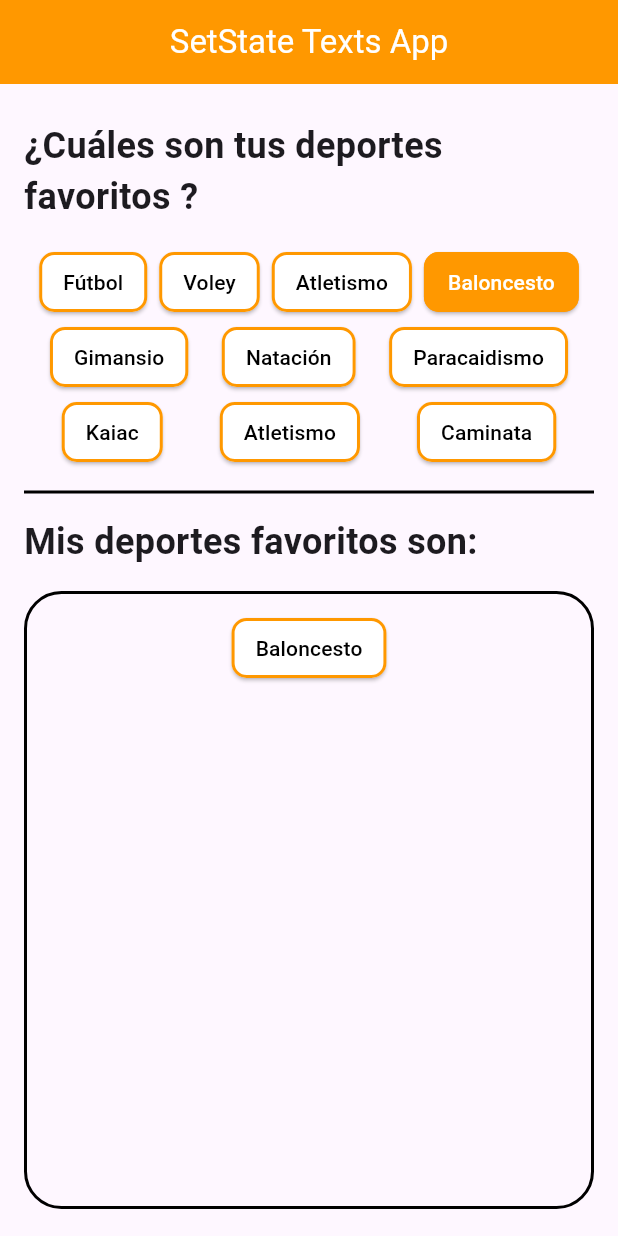
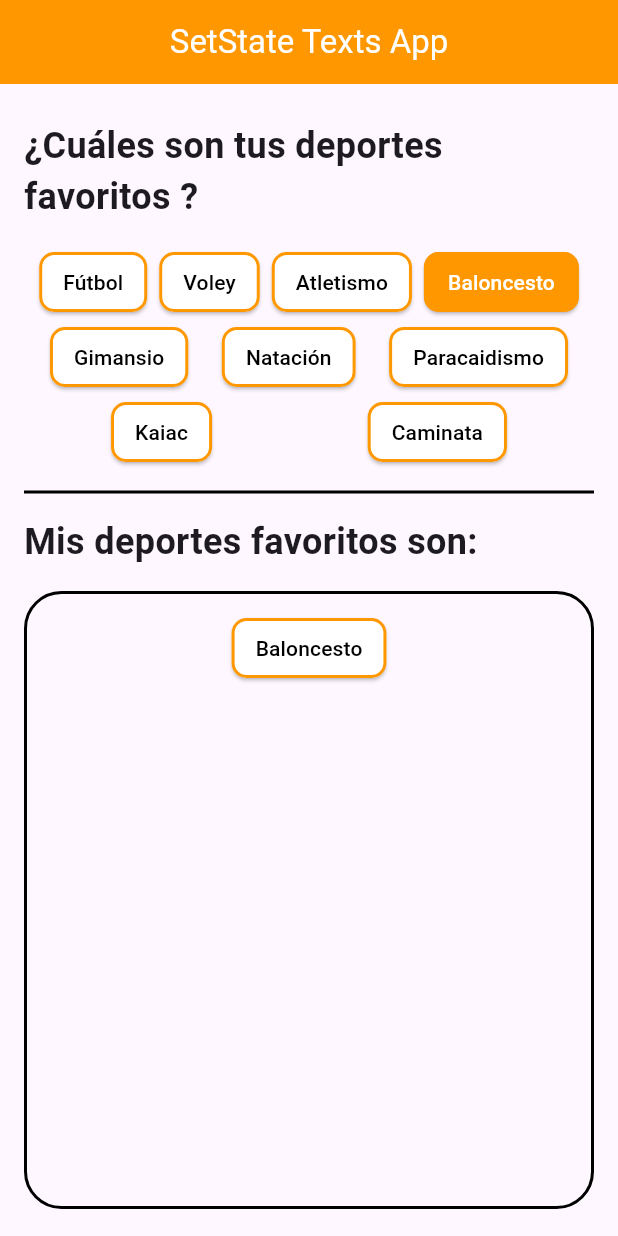
Before and after one commit to fr4nsgallegos/statefullwodgetg12-, a Flutter app: the screen it shows after launch, after a tap on "Baloncesto", on a phone screen of 412 x 824 dp. Run offline on Flutter 3.47's test engine with Material 3 defaults, Android fonts, the light colour scheme and no system bars; network calls fail.

Commit message:
pasando funcion a staltes widgetpara contruir nuestros botones

```diff
--- a/lib/main.dart
+++ b/lib/main.dart
@@ -4,6 +4,9 @@ import 'package:stafullwidgetg12/pages/home_page.dart';
 
 void main() {
   runApp(
-    MaterialApp(home: DeportesFavoritos(), debugShowCheckedModeBanner: false),
+    MaterialApp(
+      home: DeportesFavoritosPage(),
+      debugShowCheckedModeBanner: false,
+    ),
   );
 }
--- a/lib/models/deporte_model.dart
+++ b/lib/models/deporte_model.dart
@@ -14,6 +14,5 @@ List<DeporteModel> deportModelList = [
   DeporteModel("Natación"),
   DeporteModel("Paracaidismo"),
   DeporteModel("Kaiac"),
-  DeporteModel("Atletismo"),
   DeporteModel("Caminata"),
 ];
--- a/lib/pages/deportes_favoritos_page.dart
+++ b/lib/pages/deportes_favoritos_page.dart
@@ -1,50 +1,53 @@
 import 'package:flutter/material.dart';
 import 'package:stafullwidgetg12/models/deporte_model.dart';
+import 'package:stafullwidgetg12/widgets/deporte_boton_widget.dart';
 
-class DeportesFavoritos extends StatefulWidget {
-  const DeportesFavoritos({super.key});
+class DeportesFavoritosPage extends StatefulWidget {
+  const DeportesFavoritosPage({super.key});
 
   @override
-  State<DeportesFavoritos> createState() => _DeportesFavoritosState();
+  State<DeportesFavoritosPage> createState() => _DeportesFavoritosPageState();
 }
 
-class _DeportesFavoritosState extends State<DeportesFavoritos> {
+class _DeportesFavoritosPageState extends State<DeportesFavoritosPage> {
   List<DeporteModel> favoriteDeportList = [];
-  Widget deporteBoton(DeporteModel deporteModel, bool isOnBoxContainer) {
-    return ElevatedButton(
-      onPressed: () {
-        if (!deporteModel.isFavorite) {
-          deporteModel.isFavorite = true;
-          favoriteDeportList.add(deporteModel);
-        } else {
-          deporteModel.isFavorite = false;
-          favoriteDeportList.remove(deporteModel);
-        }
-        setState(() {});
-      },
-      child: Text(deporteModel.name),
-      style: ElevatedButton.styleFrom(
-        padding: EdgeInsets.symmetric(horizontal: 16, vertical: 5),
 
-        backgroundColor:
-            isOnBoxContainer == true
-                ? Colors.white
-                : deporteModel.isFavorite == true
-                ? Colors.orange
-                : Colors.white,
-        foregroundColor:
-            isOnBoxContainer == true
-                ? Colors.black
-                : deporteModel.isFavorite == true
-                ? Colors.white
-                : Colors.black,
-        shape: RoundedRectangleBorder(
-          borderRadius: BorderRadius.circular(10),
-          side: BorderSide(color: Colors.orange, width: 2),
-        ),
-      ),
-    );
-  }
+  // ESTO LO HEMOS CONVERTIDO A UN STATLESWIDGET DENTRO DE LA CARPETA WIDGET
+  // Widget deporteBoton(DeporteModel deporteModel, bool isOnBoxContainer) {
+  //   return ElevatedButton(
+  //     onPressed: () {
+  //       if (!deporteModel.isFavorite) {
+  //         deporteModel.isFavorite = true;
+  //         favoriteDeportList.add(deporteModel);
+  //       } else {
+  //         deporteModel.isFavorite = false;
+  //         favoriteDeportList.remove(deporteModel);
+  //       }
+  //       setState(() {});
+  //     },
+  //     child: Text(deporteModel.name),
+  //     style: ElevatedButton.styleFrom(
+  //       padding: EdgeInsets.symmetric(horizontal: 16, vertical: 5),
+
+  //       backgroundColor:
+  //           isOnBoxContainer == true
+  //               ? Colors.white
+  //               : deporteModel.isFavorite == true
+  //               ? Colors.orange
+  //               : Colors.white,
+  //       foregroundColor:
+  //           isOnBoxContainer == true
+  //               ? Colors.black
+  //               : deporteModel.isFavorite == true
+  //               ? Colors.white
+  //               : Colors.black,
+  //       shape: RoundedRectangleBorder(
+  //         borderRadius: BorderRadius.circular(10),
+  //         side: BorderSide(color: Colors.orange, width: 2),
+  //       ),
+  //     ),
+  //   );
+  // }
 
   @override
   Widget build(BuildContext context) {
@@ -84,7 +87,21 @@ class _DeportesFavoritosState extends State<DeportesFavoritos> {
                 alignment: WrapAlignment.spaceAround,
                 children: [
                   for (int i = 0; i < deportModelList.length; i++)
-                    deporteBoton(deportModelList[i], false),
+                    // deporteBoton(deportModelList[i], false),
+                    DeporteBotonWidget(
+                      deporteModel: deportModelList[i],
+                      isOnBoxContainer: false,
+                      onTap: () {
+                        if (!deportModelList[i].isFavorite) {
+                          deportModelList[i].isFavorite = true;
+                          favoriteDeportList.add(deportModelList[i]);
+                        } else {
+                          deportModelList[i].isFavorite = false;
+                          favoriteDeportList.remove(deportModelList[i]);
+                        }
+                        setState(() {});
+                      },
+                    ),
                 ],
               ),
             ),
@@ -108,7 +125,16 @@ class _DeportesFavoritosState extends State<DeportesFavoritos> {
                 alignment: WrapAlignment.spaceAround,
                 children: [
                   for (int i = 0; i < favoriteDeportList.length; i++)
-                    deporteBoton(favoriteDeportList[i], true),
+                    // deporteBoton(favoriteDeportList[i], true),
+                    DeporteBotonWidget(
+                      deporteModel: favoriteDeportList[i],
+                      isOnBoxContainer: true,
+                      onTap: () {
+                        favoriteDeportList[i].isFavorite = false;
+                        favoriteDeportList.remove(favoriteDeportList[i]);
+                        setState(() {});
+                      },
+                    ),
                 ],
               ),
             ),
--- /dev/null
+++ b/lib/widgets/deporte_boton_widget.dart
@@ -0,0 +1,52 @@
+import 'package:flutter/material.dart';
+import 'package:stafullwidgetg12/models/deporte_model.dart';
+
+class DeporteBotonWidget extends StatelessWidget {
+  DeporteModel deporteModel;
+  bool isOnBoxContainer;
+  VoidCallback onTap;
+
+  DeporteBotonWidget({
+    required this.deporteModel,
+    required this.isOnBoxContainer,
+    required this.onTap,
+  });
+
+  @override
+  Widget build(BuildContext context) {
+    return ElevatedButton(
+      onPressed: onTap,
+      //  () {
+      //   if (!deporteModel.isFavorite) {
+      //     deporteModel.isFavorite = true;
+      //     favoriteDeportList.add(deporteModel);
+      //   } else {
+      //     deporteModel.isFavorite = false;
+      //     favoriteDeportList.remove(deporteModel);
+      //   }
+      //   setState(() {});
+      // },
+      child: Text(deporteModel.name),
+      style: ElevatedButton.styleFrom(
+        padding: EdgeInsets.symmetric(horizontal: 16, vertical: 5),
+
+        backgroundColor:
+            isOnBoxContainer == true
+                ? Colors.white
+                : deporteModel.isFavorite == true
+                ? Colors.orange
+                : Colors.white,
+        foregroundColor:
+            isOnBoxContainer == true
+                ? Colors.black
+                : deporteModel.isFavorite == true
+                ? Colors.white
+                : Colors.black,
+        shape: RoundedRectangleBorder(
+          borderRadius: BorderRadius.circular(10),
+          side: BorderSide(color: Colors.orange, width: 2),
+        ),
+      ),
+    );
+  }
+}
```
